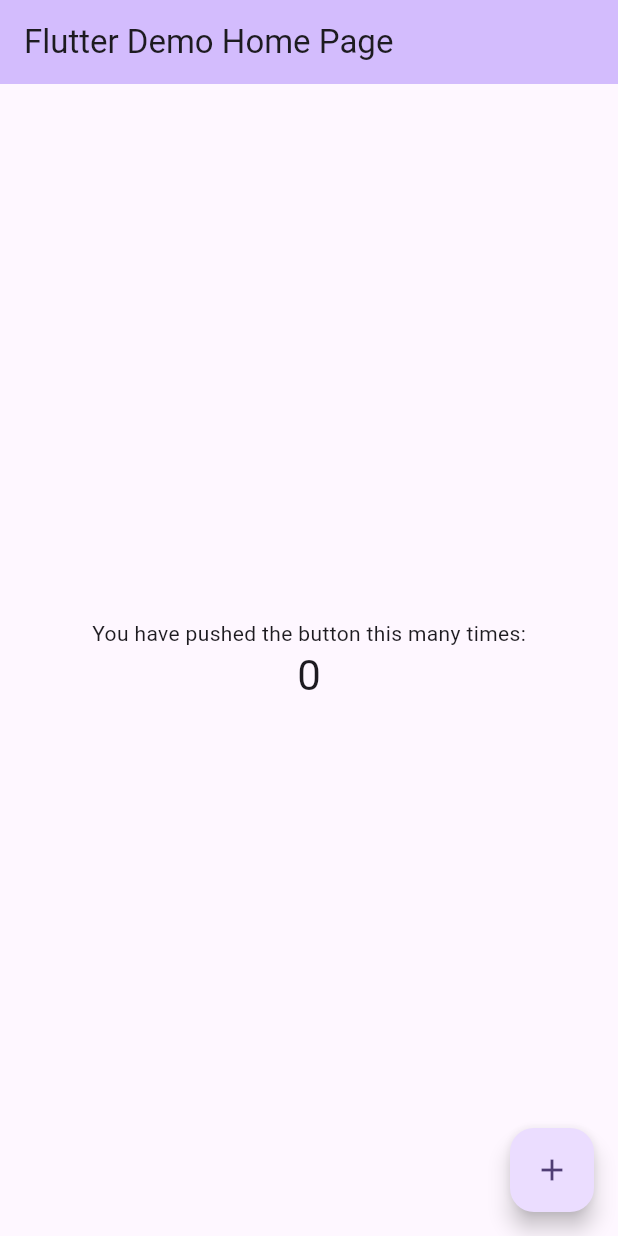
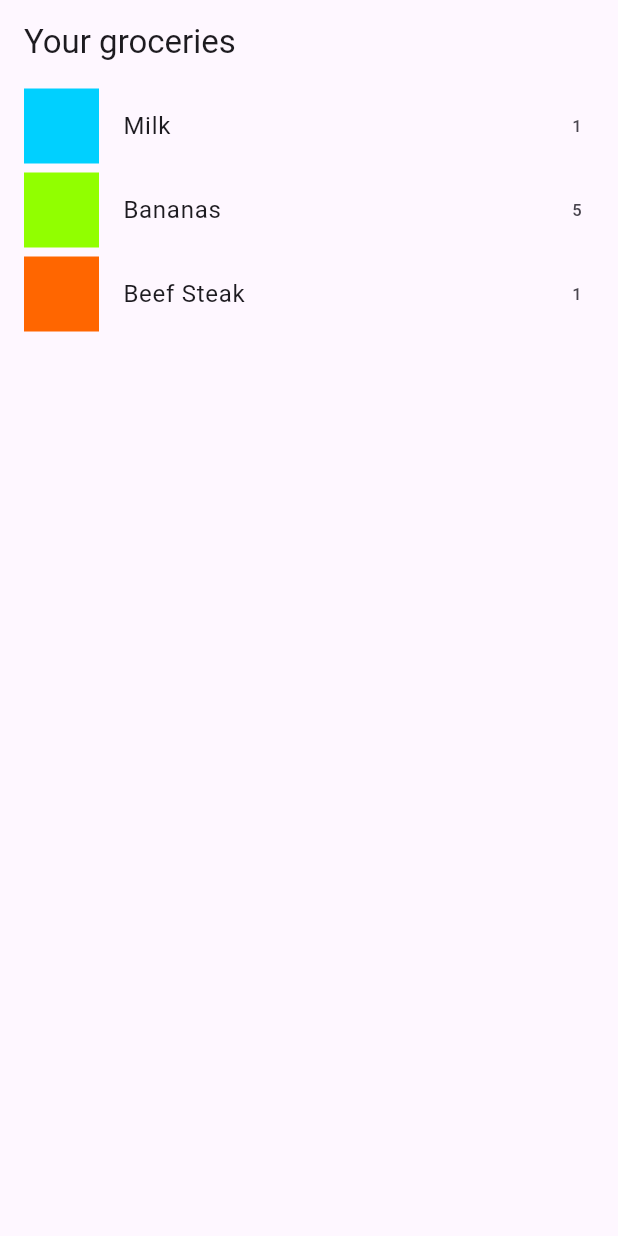
Before and after one commit to IrisNeonDreams1989/shopping_list_app, a Flutter app: the screen it shows after launch, on a phone screen of 412 x 824 dp. Run offline on Flutter 3.47's test engine with Material 3 defaults, Android fonts, the phone set to English and light mode, and no system bars.

Commit message:
Build the List UI

```diff
--- a/lib/data/categories.dart
+++ b/lib/data/categories.dart
@@ -1,6 +1,6 @@
+
 import 'package:flutter/material.dart';
-
-import 'package:shopping_list/models/category.dart';
+import 'package:shopping_list_app/models/category.dart';
 
 const categories = {
   Categories.vegetables: Category(
--- a/lib/main.dart
+++ b/lib/main.dart
@@ -1,4 +1,5 @@
 import 'package:flutter/material.dart';
+import 'package:shopping_list_app/widgets/grocery_list.dart';
 
 void main() {
   runApp(const MyApp());
@@ -13,113 +14,10 @@ class MyApp extends StatelessWidget {
     return MaterialApp(
       title: 'Flutter Demo',
       theme: ThemeData(
-        // This is the theme of your application.
-        //
-        // TRY THIS: Try running your application with "flutter run". You'll see
-        // the application has a purple toolbar. Then, without quitting the app,
-        // try changing the seedColor in the colorScheme below to Colors.green
-        // and then invoke "hot reload" (save your changes or press the "hot
-        // reload" button in a Flutter-supported IDE, or press "r" if you used
-        // the command line to start the app).
-        //
-        // Notice that the counter didn't reset back to zero; the application
-        // state is not lost during the reload. To reset the state, use hot
-        // restart instead.
-        //
-        // This works for code too, not just values: Most code changes can be
-        // tested with just a hot reload.
         colorScheme: ColorScheme.fromSeed(seedColor: Colors.deepPurple),
         useMaterial3: true,
       ),
-      home: const MyHomePage(title: 'Flutter Demo Home Page'),
+      home: const GroceryList(),
     );
   }
 }
-
-class MyHomePage extends StatefulWidget {
-  const MyHomePage({super.key, required this.title});
-
-  // This widget is the home page of your application. It is stateful, meaning
-  // that it has a State object (defined below) that contains fields that affect
-  // how it looks.
-
-  // This class is the configuration for the state. It holds the values (in this
-  // case the title) provided by the parent (in this case the App widget) and
-  // used by the build method of the State. Fields in a Widget subclass are
-  // always marked "final".
-
-  final String title;
-
-  @override
-  State<MyHomePage> createState() => _MyHomePageState();
-}
-
-class _MyHomePageState extends State<MyHomePage> {
-  int _counter = 0;
-
-  void _incrementCounter() {
-    setState(() {
-      // This call to setState tells the Flutter framework that something has
-      // changed in this State, which causes it to rerun the build method below
-      // so that the display can reflect the updated values. If we changed
-      // _counter without calling setState(), then the build method would not be
-      // called again, and so nothing would appear to happen.
-      _counter++;
-    });
-  }
-
-  @override
-  Widget build(BuildContext context) {
-    // This method is rerun every time setState is called, for instance as done
-    // by the _incrementCounter method above.
-    //
-    // The Flutter framework has been optimized to make rerunning build methods
-    // fast, so that you can just rebuild anything that needs updating rather
-    // than having to individually change instances of widgets.
-    return Scaffold(
-      appBar: AppBar(
-        // TRY THIS: Try changing the color here to a specific color (to
-        // Colors.amber, perhaps?) and trigger a hot reload to see the AppBar
-        // change color while the other colors stay the same.
-        backgroundColor: Theme.of(context).colorScheme.inversePrimary,
-        // Here we take the value from the MyHomePage object that was created by
-        // the App.build method, and use it to set our appbar title.
-        title: Text(widget.title),
-      ),
-      body: Center(
-        // Center is a layout widget. It takes a single child and positions it
-        // in the middle of the parent.
-        child: Column(
-          // Column is also a layout widget. It takes a list of children and
-          // arranges them vertically. By default, it sizes itself to fit its
-          // children horizontally, and tries to be as tall as its parent.
-          //
-          // Column has various properties to control how it sizes itself and
-          // how it positions its children. Here we use mainAxisAlignment to
-          // center the children vertically; the main axis here is the vertical
-          // axis because Columns are vertical (the cross axis would be
-          // horizontal).
-          //
-          // TRY THIS: Invoke "debug painting" (choose the "Toggle Debug Paint"
-          // action in the IDE, or press "p" in the console), to see the
-          // wireframe for each widget.
-          mainAxisAlignment: MainAxisAlignment.center,
-          children: <Widget>[
-            const Text(
-              'You have pushed the button this many times:',
-            ),
-            Text(
-              '$_counter',
-              style: Theme.of(context).textTheme.headlineMedium,
-            ),
-          ],
-        ),
-      ),
-      floatingActionButton: FloatingActionButton(
-        onPressed: _incrementCounter,
-        tooltip: 'Increment',
-        child: const Icon(Icons.add),
-      ), // This trailing comma makes auto-formatting nicer for build methods.
-    );
-  }
-}
--- a/lib/models/grocery_item.dart
+++ b/lib/models/grocery_item.dart
@@ -1,4 +1,4 @@
-import 'package:shopping_list/models/category.dart';
+import 'package:shopping_list_app/models/category.dart';
 
 class GroceryItem {
   const GroceryItem({
--- /dev/null
+++ b/lib/widgets/grocery_list.dart
@@ -0,0 +1,27 @@
+import 'package:flutter/material.dart';
+import 'package:shopping_list_app/data/dummy_items.dart';
+
+class GroceryList extends StatelessWidget {
+  const GroceryList({super.key});
+
+  @override
+  Widget build(BuildContext context) {
+    return Scaffold(
+      appBar: AppBar(
+        title: const Text('Your groceries'),
+      ),
+      body: ListView.builder(
+        itemCount: groceryItems.length,
+        itemBuilder: (context, index) => ListTile(
+          title: Text(groceryItems[index].name),
+          leading: Container(
+            width: 50,
+            height: 50,
+            color: groceryItems[index].category.color,
+          ),
+          trailing: Text('${groceryItems[index].quantity}'),
+        ),
+      ),
+    );
+  }
+}
```
Also changed, not shown: lib/data/dummy_items.dart (+4 -3 lines).
